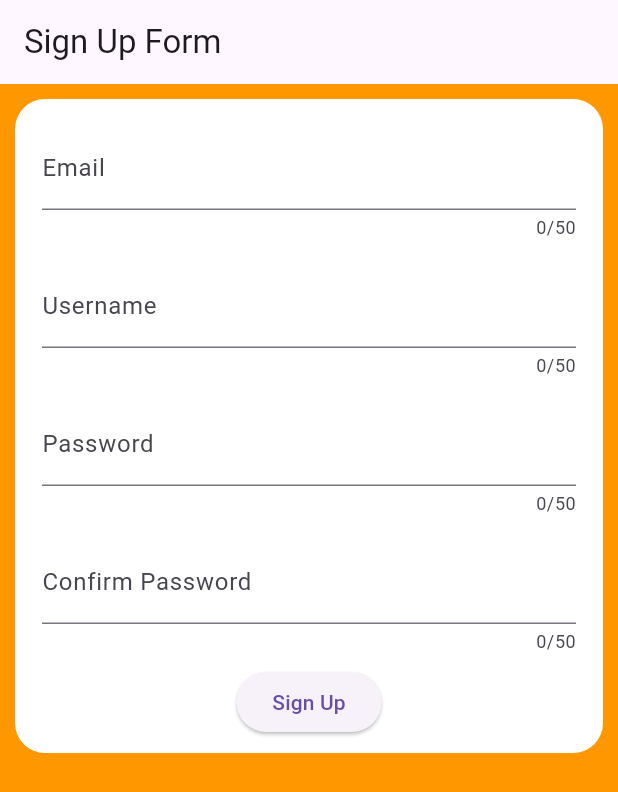
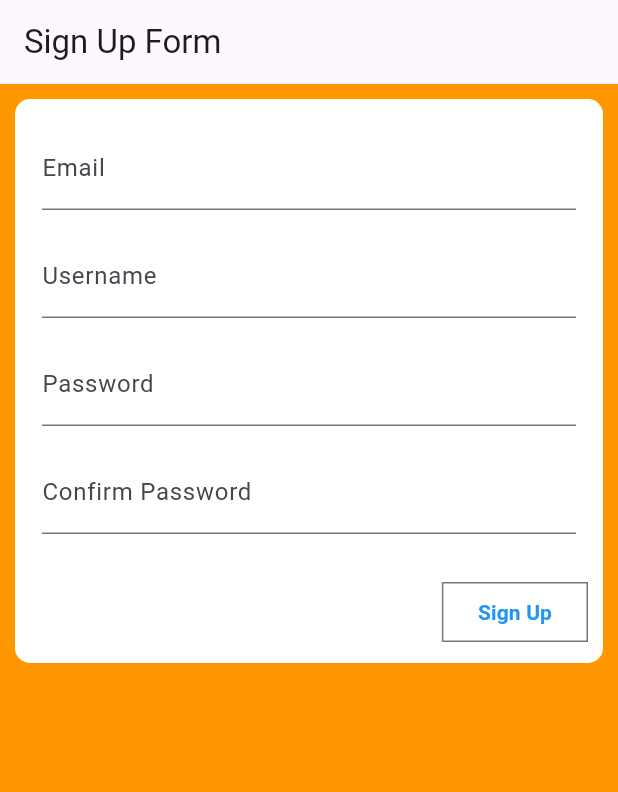
Before and after one commit to HappySolutions/flutter_application_task8, a Flutter app: the screen it shows after launch, on a phone screen of 412 x 824 dp. Shown: the top 792 px of the screen. Run offline on Flutter 3.47's test engine with Material 3 defaults, Android fonts, the light colour scheme and no system bars; missing offline and left inert: flutter_inappwebview.

Commit message:
edit form

```diff
--- a/lib/pages/form_page.dart
+++ b/lib/pages/form_page.dart
@@ -15,42 +15,51 @@ class FormPage extends StatelessWidget {
         padding: const EdgeInsets.all(10),
         child: SingleChildScrollView(
           child: Container(
-            padding: EdgeInsets.all(10),
+            padding: const EdgeInsets.all(10),
             decoration: BoxDecoration(
-              borderRadius: BorderRadius.circular(20),
+              borderRadius: BorderRadius.circular(10),
               color: Colors.white,
             ),
             child: Column(
+              crossAxisAlignment: CrossAxisAlignment.end,
               children: [
                 MyTextFeild(
                   name: 'Email',
-                  maxLength: 50,
                   obsecureText: false,
-                  keyboardType: TextInputType.text,
                   floatinLableColor: Colors.orange,
                 ),
                 MyTextFeild(
                   name: 'Username',
-                  maxLength: 50,
                   obsecureText: false,
-                  keyboardType: TextInputType.text,
-                  floatinLableColor: Colors.black12,
+                  floatinLableColor: Colors.black38,
                 ),
                 MyTextFeild(
                   name: 'Password',
-                  maxLength: 50,
                   obsecureText: true,
-                  keyboardType: TextInputType.text,
-                  floatinLableColor: Colors.black26,
+                  floatinLableColor: Colors.black38,
                 ),
                 MyTextFeild(
                   name: 'Confirm Password',
-                  maxLength: 50,
                   obsecureText: true,
-                  keyboardType: TextInputType.text,
                   floatinLableColor: Colors.black38,
                 ),
-                ElevatedButton(onPressed: () {}, child: Text('Sign Up'))
+                const SizedBox(
+                  height: 20,
+                ),
+                OutlinedButton(
+                  style: ButtonStyle(
+                    shape: WidgetStateProperty.all(RoundedRectangleBorder(
+                        borderRadius: BorderRadius.circular(0.0))),
+                  ),
+                  onPressed: () {
+                    Navigator.pushNamed(context, '/homePage');
+                  },
+                  child: const Text(
+                    'Sign Up',
+                    style: TextStyle(
+                        color: Colors.blue, fontWeight: FontWeight.bold),
+                  ),
+                ),
               ],
             ),
           ),
--- a/lib/widgets/buttons_bar_wid.dart
+++ b/lib/widgets/buttons_bar_wid.dart
@@ -12,8 +12,8 @@ class ButtonsBar extends StatelessWidget {
         children: [
           OutlinedButton(
               style: const ButtonStyle(
-                  side: MaterialStatePropertyAll(
-                      BorderSide(color: Colors.orange))),
+                  side:
+                      WidgetStatePropertyAll(BorderSide(color: Colors.orange))),
               onPressed: () {
                 Navigator.pushNamed(context, '/vegetablePizza');
               },
@@ -24,8 +24,8 @@ class ButtonsBar extends StatelessWidget {
               )),
           OutlinedButton(
               style: const ButtonStyle(
-                  side: MaterialStatePropertyAll(
-                      BorderSide(color: Colors.orange))),
+                  side:
+                      WidgetStatePropertyAll(BorderSide(color: Colors.orange))),
               onPressed: () {
                 Navigator.pushNamed(context, '/cheesePizza');
               },
@@ -36,8 +36,8 @@ class ButtonsBar extends StatelessWidget {
               )),
           OutlinedButton(
               style: const ButtonStyle(
-                  side: MaterialStatePropertyAll(
-                      BorderSide(color: Colors.orange))),
+                  side:
+                      WidgetStatePropertyAll(BorderSide(color: Colors.orange))),
               onPressed: () {
                 Navigator.pushNamed(context, '/fries');
               },
--- a/lib/widgets/my_text_feild.dart
+++ b/lib/widgets/my_text_feild.dart
@@ -2,15 +2,11 @@ import 'package:flutter/material.dart';
 
 class MyTextFeild extends StatelessWidget {
   String name;
-  int maxLength;
   bool obsecureText = false;
   Color floatinLableColor;
-  TextInputType keyboardType = TextInputType.text;
   MyTextFeild(
       {required this.name,
-      required this.maxLength,
       required this.obsecureText,
-      required this.keyboardType,
       required this.floatinLableColor,
       super.key});
 
@@ -31,8 +27,6 @@ class MyTextFeild extends StatelessWidget {
                 ),
               ),
               obscureText: obsecureText,
-              maxLength: maxLength,
-              keyboardType: keyboardType,
             ),
           )
         ],
```
